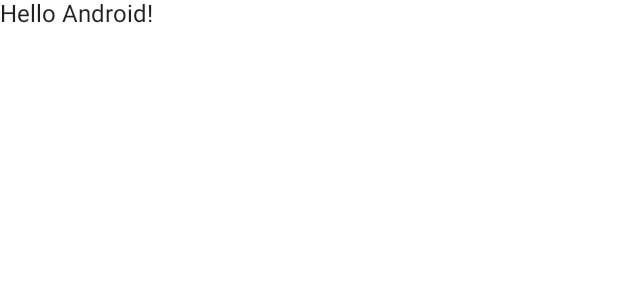
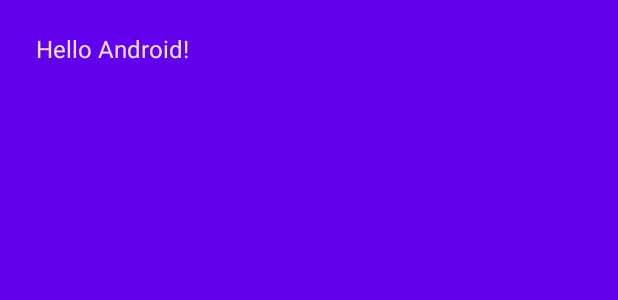
Before and after one commit to juanmendez/jetpack-compose, an Android app built with Jetpack Compose: the @Preview function DefaultPreview, on a phone screen of 412 x 824 dp. Shown: the top 300 px of the screen. Run offline under Robolectric (Android 15) with nearby library versions, the phone set to English and light mode, and no system bars.

Commit message:
00: initial instructions

```diff
--- a/app/src/main/java/com/jetpack/compose/MainActivity.kt
+++ b/app/src/main/java/com/jetpack/compose/MainActivity.kt
@@ -4,37 +4,60 @@ import android.os.Bundle
 import androidx.activity.ComponentActivity
 import androidx.activity.compose.setContent
 import androidx.compose.foundation.layout.fillMaxSize
+import androidx.compose.foundation.layout.padding
 import androidx.compose.material.MaterialTheme
 import androidx.compose.material.Surface
 import androidx.compose.material.Text
 import androidx.compose.runtime.Composable
 import androidx.compose.ui.Modifier
 import androidx.compose.ui.tooling.preview.Preview
+import androidx.compose.ui.unit.dp
 import com.jetpack.compose.ui.theme.ComposeTheme
 
+/**
+ * In my case I rename code hint to refresh for control + r, I can now update previous state quicker :)
+ */
 class MainActivity : ComponentActivity() {
     override fun onCreate(savedInstanceState: Bundle?) {
         super.onCreate(savedInstanceState)
+
+        /**
+         * You use setContent to define your layout, but instead of using an XML file as you'd do in the traditional View system,
+         * you call Composable functions within it.
+         */
         setContent {
-            ComposeTheme {
-                // A surface container using the 'background' color from the theme
-                Surface(modifier = Modifier.fillMaxSize(), color = MaterialTheme.colors.background) {
-                    Greeting("Android")
-                }
-            }
+            // right click, refactor, function to scope, and apply MainActivity.kt
+            // then name your method `MyApp`, and it will generate MyApp function below
+            MyApp()
         }
     }
 }
 
 @Composable
+private fun MyApp() {
+    ComposeTheme {
+        // A surface container using the 'background' color from the theme
+        Surface(modifier = Modifier.fillMaxSize(), color = MaterialTheme.colors.primary) {
+            Greeting("Android")
+        }
+    }
+}
+
+/**
+ * A Compose app is made up of composable functions - just regular functions marked with @Composable, which can call other composable functions.
+ * A function is all you need to create a new UI component. The annotation tells Compose to add special support to the function for updating and
+ * maintaining your UI over time. Compose lets you structure your code into small chunks. Composable functions are often referred to as "composables"
+ * for short.
+ */
+@Composable
 fun Greeting(name: String) {
-    Text(text = "Hello $name!")
+    Surface(color = MaterialTheme.colors.primary) {
+        Text(text = "Hello $name!", Modifier.padding(24.dp))
+    }
 }
 
 @Preview(showBackground = true)
 @Composable
 fun DefaultPreview() {
-    ComposeTheme {
-        Greeting("Android")
-    }
+    MyApp()
 }
```
